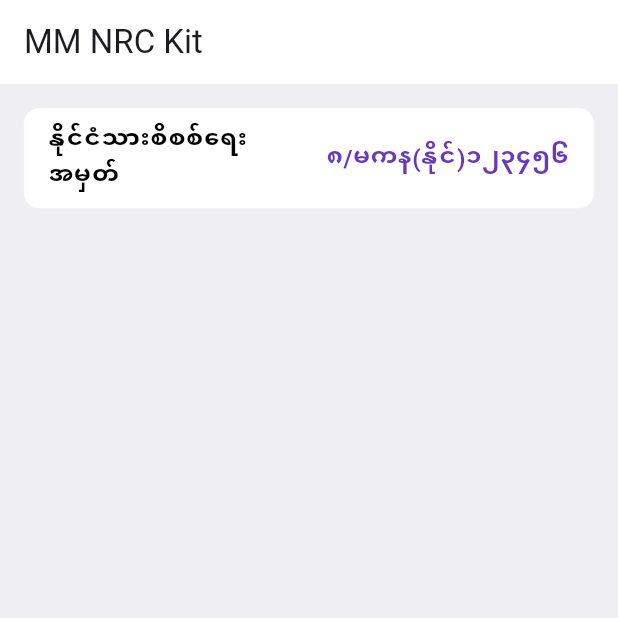
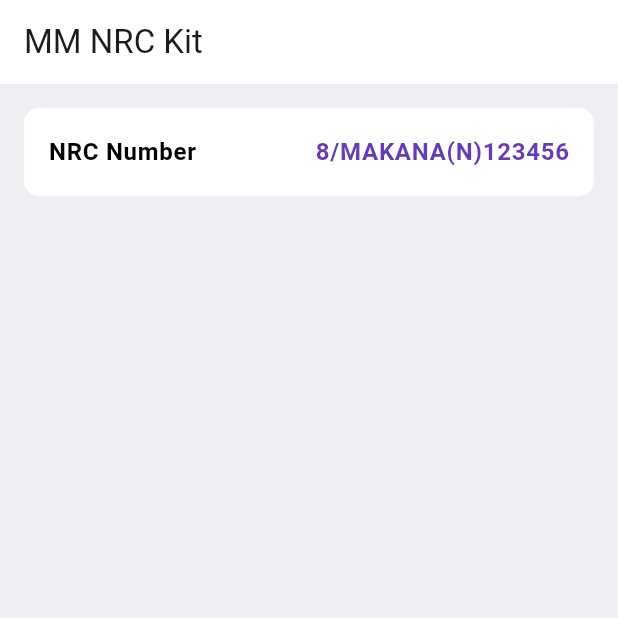
Before and after one commit to yayyar/mm_nrc_kit, a Flutter app: the screen it shows after launch, on a phone screen of 412 x 824 dp, the top half of it. Run offline on Flutter 3.47's test engine with Material 3 defaults, Android fonts, the phone set to English and light mode, and no system bars; Roboto replaces fonts that are missing (SF-Compact-Rounded-Regular).

Commit message:
update UI

```diff
--- a/example/lib/main.dart
+++ b/example/lib/main.dart
@@ -51,9 +51,8 @@ class _MyHomePageState extends State<MyHomePage> {
         body: Padding(
           padding: const EdgeInsets.symmetric(horizontal: 16, vertical: 16),
           child: NRCField(
-            language: NrcLanguage.myanmar,
-            nrcValue:
-                "၈/မကန(နိုင်)၁၂၃၄၅၆", // ၈/မကန(နိုင်)၁၂၃၄၅၆ // 8/MAKANA(N)123456
+            language: NrcLanguage.english,
+            nrcValue: "8/MAKANA(N)123456",
             leadingTitleColor: Colors.black,
             backgroundColor: Colors.white,
             pickerItemColor: Colors.black,
--- a/lib/src/views/nrc_field.dart
+++ b/lib/src/views/nrc_field.dart
@@ -7,7 +7,7 @@ import 'package:mm_nrc_kit/src/views/nrc_expansion_tile.dart';
 class NRCField extends StatefulWidget {
   /// Creates a Myanmar NRC Field.
   ///
-  /// Typically used for the Myanmar NRC Picker.
+  /// Used for the Myanmar NRC Picker.
   const NRCField(
       {super.key,
       required this.onCompleted,
```
